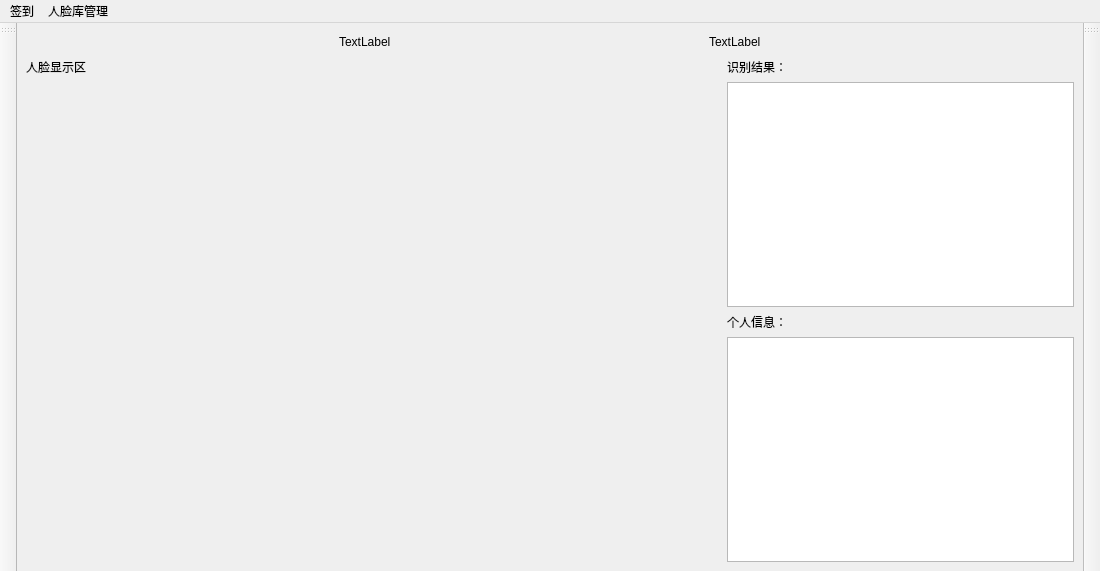
The window that code/Mainwindows.ui (HeJayce/Face_Recognition) describes before a commit, drawn with Qt 5.
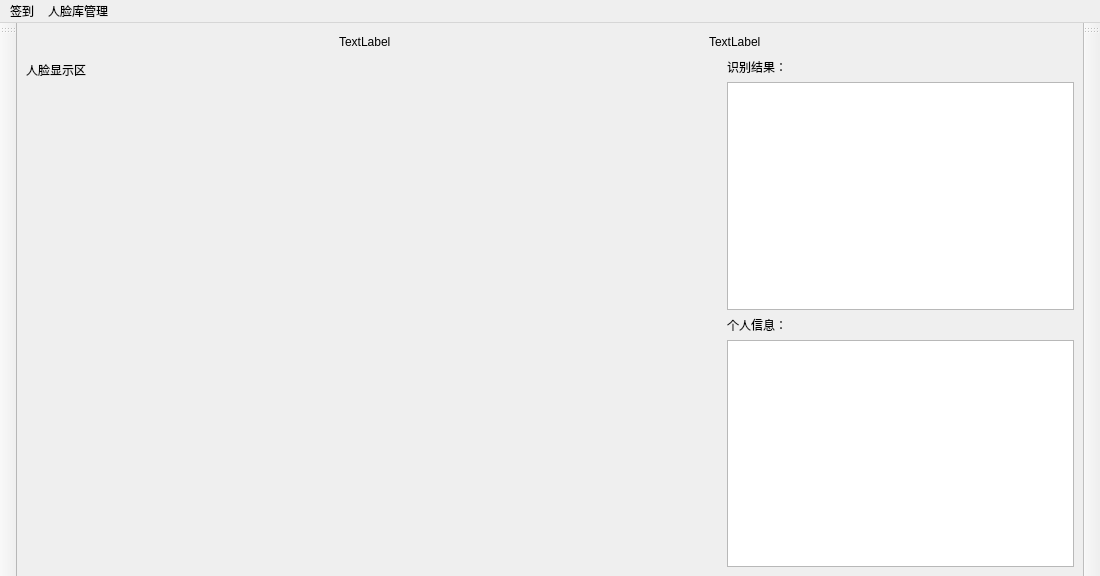
The same window after the commit.

```diff
--- a/code/Mainwindows.ui
+++ b/code/Mainwindows.ui
@@ -7,7 +7,7 @@
     <x>0</x>
     <y>0</y>
     <width>1090</width>
-    <height>571</height>
+    <height>576</height>
    </rect>
   </property>
   <property name="windowTitle">
@@ -114,7 +114,7 @@
          </widget>
         </item>
         <item>
-         <widget class="QTextBrowser" name="textBrowser"/>
+         <widget class="QPlainTextEdit" name="plainTextEdit"/>
         </item>
         <item>
          <widget class="QLabel" name="label_4">
@@ -124,7 +124,11 @@
          </widget>
         </item>
         <item>
-         <widget class="QPlainTextEdit" name="plainTextEdit_2"/>
+         <widget class="QPlainTextEdit" name="plainTextEdit_2">
+          <property name="readOnly">
+           <bool>false</bool>
+          </property>
+         </widget>
         </item>
        </layout>
       </item>
```
Left out of the diff: 12 changed lines with no effect on the pictures.
